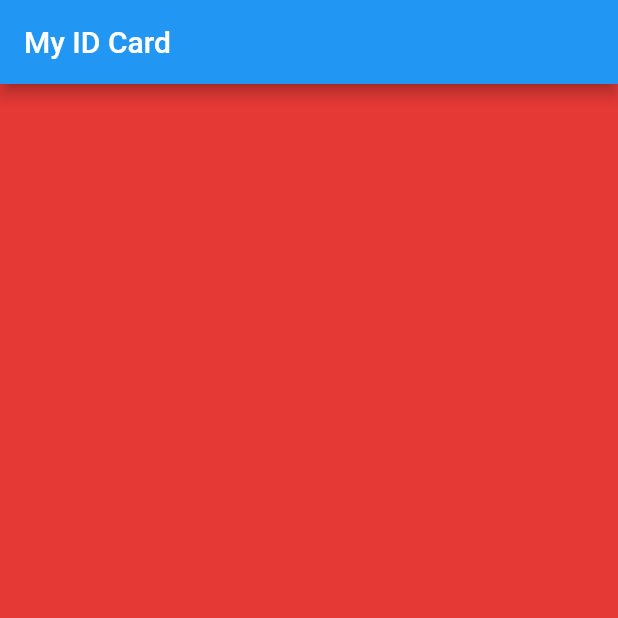
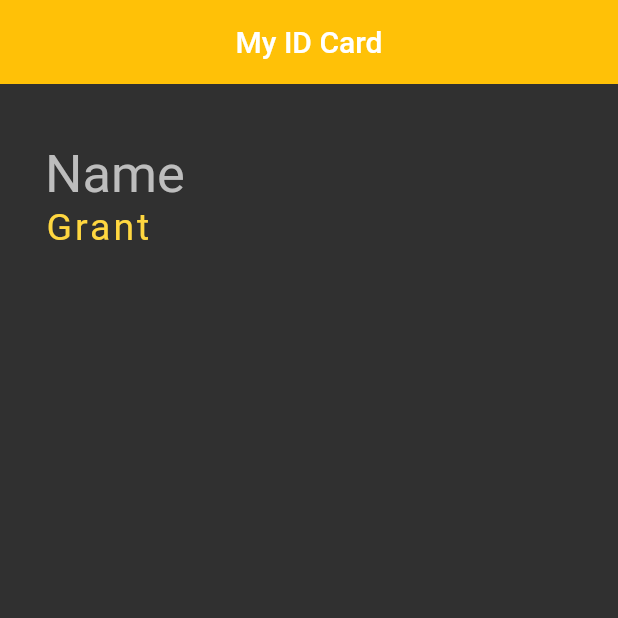
Before and after one commit to Grant-Shaw/Flutter-Practice-App, a Flutter app: the screen it shows after launch, on a phone screen of 412 x 824 dp, the top half of it. Run offline on Flutter 3.47's test engine with Material 2 defaults, Android fonts, the phone set to English and light mode, and no system bars.

Commit message:
"Basic styling for page"

```diff
--- a/lib/main.dart
+++ b/lib/main.dart
@@ -8,11 +8,36 @@ class IdCard extends StatelessWidget{
   @override
   Widget build(BuildContext context){
     return Scaffold(
-      backgroundColor: Colors.red[600],
+      backgroundColor: Colors.grey[850],
       appBar: AppBar(
         title: Text('My ID Card'),
+        centerTitle: true,
+        backgroundColor: Colors.amber,
+        elevation: 0.0,
+      ),
+      body: Padding(
+        padding: EdgeInsets.fromLTRB(30.0, 40.0, 30.0, 0.0),
+        child: Column(
+          crossAxisAlignment: CrossAxisAlignment.start,
+          children: <Widget>[
+            Text('Name',
+            style: TextStyle(
+              color: Colors.grey[400],
+              fontSize: 35,
+            )
+            ),
+            Text(
+              'Grant',
+              style: TextStyle(
+                color: Colors.amberAccent,
+                letterSpacing: 2.0,
+                fontSize: 25,
+              ),
+            )
+          ],
+          )
 
-      )
+        )
 
     );
   }
```
